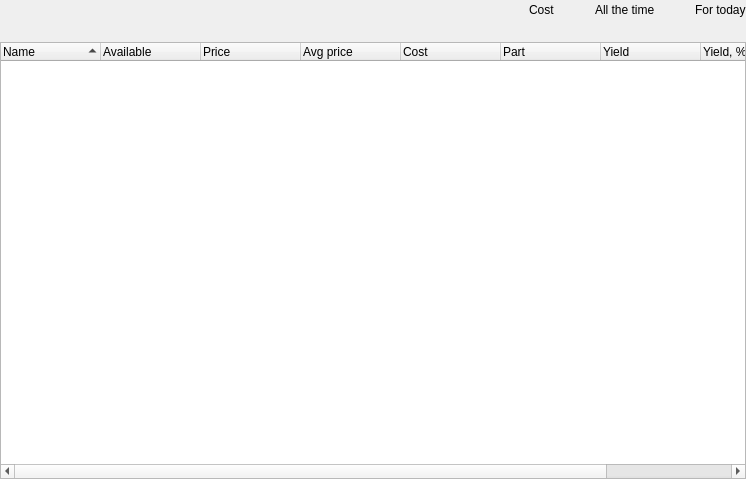
Qt form app/src/widgets/portfoliotreewidget/portfoliotreewidget.ui (Gris87/TInvestor) before a commit.
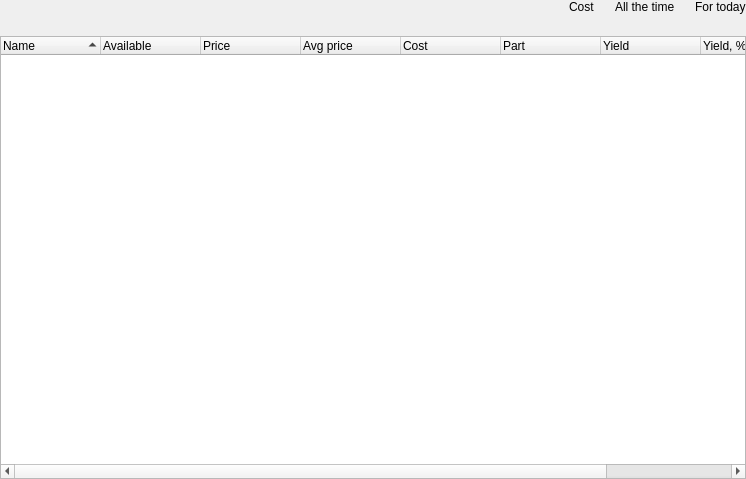
The same form after that commit.

Commit message: Display account name on portfolio

The edit to the form file:
```diff
--- a/app/src/widgets/portfoliotreewidget/portfoliotreewidget.ui
+++ b/app/src/widgets/portfoliotreewidget/portfoliotreewidget.ui
@@ -27,67 +27,78 @@
     <number>0</number>
    </property>
    <item>
-    <layout class="QGridLayout" name="gridLayout">
-     <property name="horizontalSpacing">
-      <number>40</number>
+    <layout class="QHBoxLayout" name="horizontalLayout">
+     <property name="spacing">
+      <number>20</number>
      </property>
-     <property name="verticalSpacing">
-      <number>4</number>
+     <property name="topMargin">
+      <number>0</number>
      </property>
-     <item row="1" column="3">
-      <widget class="QLabel" name="forTodayLabel">
-       <property name="text">
-        <string/>
+     <item>
+      <widget class="QLabel" name="accountNameLabel">
+       <property name="sizePolicy">
+        <sizepolicy hsizetype="MinimumExpanding" vsizetype="Preferred">
+         <horstretch>0</horstretch>
+         <verstretch>0</verstretch>
+        </sizepolicy>
        </property>
-      </widget>
-     </item>
-     <item row="0" column="2">
-      <widget class="QLabel" name="label_2">
-       <property name="text">
-        <string>All the time</string>
+       <property name="font">
+        <font>
+         <pointsize>20</pointsize>
+        </font>
        </property>
       </widget>
      </item>
-     <item row="1" column="1">
-      <widget class="QLabel" name="costLabel">
-       <property name="text">
-        <string/>
+     <item>
+      <layout class="QVBoxLayout" name="verticalLayout_2">
+       <property name="spacing">
+        <number>4</number>
        </property>
-      </widget>
+       <item>
+        <widget class="QLabel" name="label">
+         <property name="text">
+          <string>Cost</string>
+         </property>
+        </widget>
+       </item>
+       <item>
+        <widget class="QLabel" name="costLabel"/>
+       </item>
+      </layout>
      </item>
-     <item row="0" column="1">
-      <widget class="QLabel" name="label">
-       <property name="text">
-        <string>Cost</string>
+     <item>
+      <layout class="QVBoxLayout" name="verticalLayout_3">
+       <property name="spacing">
+        <number>4</number>
        </property>
-      </widget>
+       <item>
+        <widget class="QLabel" name="label_2">
+         <property name="text">
+          <string>All the time</string>
+         </property>
+        </widget>
+       </item>
+       <item>
+        <widget class="QLabel" name="allTimeLabel"/>
+       </item>
+      </layout>
      </item>
-     <item row="0" column="3">
-      <widget class="QLabel" name="label_3">
-       <property name="text">
-        <string>For today</string>
+     <item>
+      <layout class="QVBoxLayout" name="verticalLayout_4">
+       <property name="spacing">
+        <number>4</number>
        </property>
-      </widget>
-     </item>
-     <item row="1" column="2">
-      <widget class="QLabel" name="allTimeLabel">
-       <property name="text">
-        <string/>
-       </property>
-      </widget>
-     </item>
-     <item row="0" column="0">
-      <spacer name="horizontalSpacer">
-       <property name="orientation">
-        <enum>Qt::Orientation::Horizontal</enum>
-       </property>
-       <property name="sizeHint" stdset="0">
-        <size>
-         <width>40</width>
-         <height>20</height>
-        </size>
-       </property>
-      </spacer>
+       <item>
+        <widget class="QLabel" name="label_3">
+         <property name="text">
+          <string>For today</string>
+         </property>
+        </widget>
+       </item>
+       <item>
+        <widget class="QLabel" name="forTodayLabel"/>
+       </item>
+      </layout>
      </item>
     </layout>
    </item>
```
The commit also changes 15 other files.
